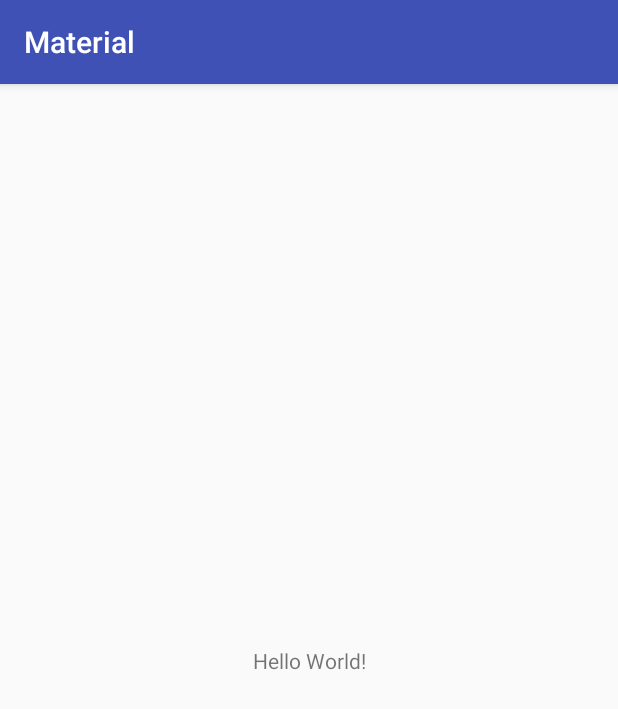
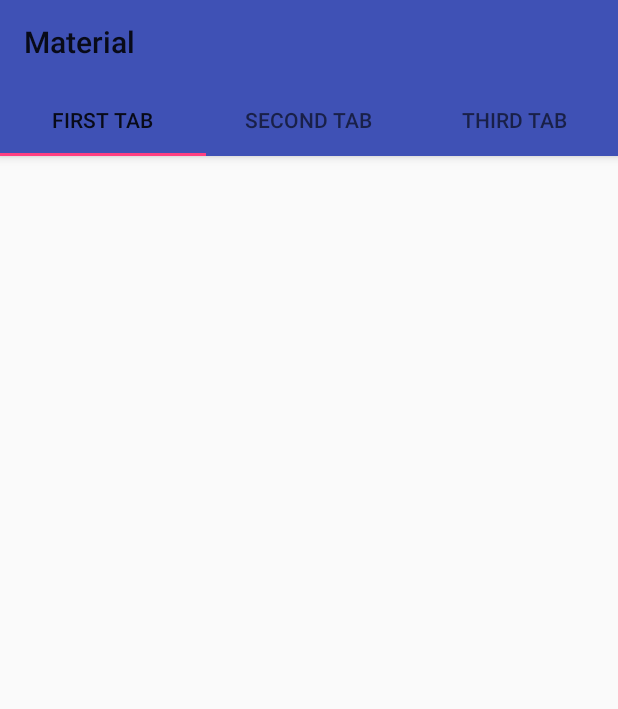
Before and after one commit to krasimiracle/App-a-day, an Android app: the screen it shows after launch (MainActivity), on a phone screen of 412 x 824 dp. Shown: the top 709 px of the screen. Run offline under Robolectric (Android 15) with nearby library versions, the phone set to English and light mode, and no system bars.

Commit message:
Added Toolbar and Tabs layout

```diff
--- a/3.Material/app/src/main/java/com/stoyanov5/material/MainActivity.java
+++ b/3.Material/app/src/main/java/com/stoyanov5/material/MainActivity.java
@@ -1,7 +1,9 @@
 package com.stoyanov5.material;
 
+import android.os.Bundle;
+import android.support.design.widget.TabLayout;
 import android.support.v7.app.AppCompatActivity;
-import android.os.Bundle;
+import android.support.v7.widget.Toolbar;
 
 public class MainActivity extends AppCompatActivity {
 
@@ -9,5 +11,13 @@ public class MainActivity extends AppCompatActivity {
     protected void onCreate(Bundle savedInstanceState) {
         super.onCreate(savedInstanceState);
         setContentView(R.layout.activity_main);
+
+        TabLayout tabLayout = findViewById(R.id.tabs);
+        tabLayout.addTab(tabLayout.newTab().setText("First Tab"));
+        tabLayout.addTab(tabLayout.newTab().setText("Second Tab"));
+        tabLayout.addTab(tabLayout.newTab().setText("Third Tab"));
+
+        Toolbar toolbar = findViewById(R.id.toolbar);
+        setSupportActionBar(toolbar);
     }
 }
--- a/3.Material/app/src/main/res/layout/activity_main.xml
+++ b/3.Material/app/src/main/res/layout/activity_main.xml
@@ -1,18 +1,31 @@
 <?xml version="1.0" encoding="utf-8"?>
-<android.support.constraint.ConstraintLayout xmlns:android="http://schemas.android.com/apk/res/android"
+<android.support.design.widget.CoordinatorLayout xmlns:android="http://schemas.android.com/apk/res/android"
     xmlns:app="http://schemas.android.com/apk/res-auto"
     xmlns:tools="http://schemas.android.com/tools"
     android:layout_width="match_parent"
     android:layout_height="match_parent"
     tools:context="com.stoyanov5.material.MainActivity">
 
-    <TextView
-        android:layout_width="wrap_content"
-        android:layout_height="wrap_content"
-        android:text="Hello World!"
-        app:layout_constraintBottom_toBottomOf="parent"
-        app:layout_constraintLeft_toLeftOf="parent"
-        app:layout_constraintRight_toRightOf="parent"
-        app:layout_constraintTop_toTopOf="parent" />
+    <android.support.design.widget.AppBarLayout
+        android:id="@+id/appbar"
+        style="@style/ThemeOverlay.AppCompat.Dark.ActionBar"
+        android:layout_width="match_parent"
+        android:layout_height="wrap_content">
 
-</android.support.constraint.ConstraintLayout>
+        <android.support.v7.widget.Toolbar
+            android:id="@+id/toolbar"
+            android:layout_width="match_parent"
+            android:layout_height="wrap_content"
+            android:background="?attr/colorPrimary"
+            android:minHeight="?attr/actionBarSize"
+            android:theme="?attr/actionBarTheme"
+            app:layout_scrollFlags="scroll|enterAlways"
+            app:popupTheme="@style/ThemeOverlay.AppCompat.Light" />
+
+        <android.support.design.widget.TabLayout
+            android:id="@+id/tabs"
+            android:layout_width="match_parent"
+            android:layout_height="wrap_content" />
+
+    </android.support.design.widget.AppBarLayout>
+</android.support.design.widget.CoordinatorLayout>
--- a/3.Material/app/src/main/res/values/styles.xml
+++ b/3.Material/app/src/main/res/values/styles.xml
@@ -1,7 +1,7 @@
 <resources>
 
     <!-- Base application theme. -->
-    <style name="AppTheme" parent="Theme.AppCompat.Light.DarkActionBar">
+    <style name="AppTheme" parent="Theme.AppCompat.Light.NoActionBar">
         <!-- Customize your theme here. -->
         <item name="colorPrimary">@color/colorPrimary</item>
         <item name="colorPrimaryDark">@color/colorPrimaryDark</item>
```
